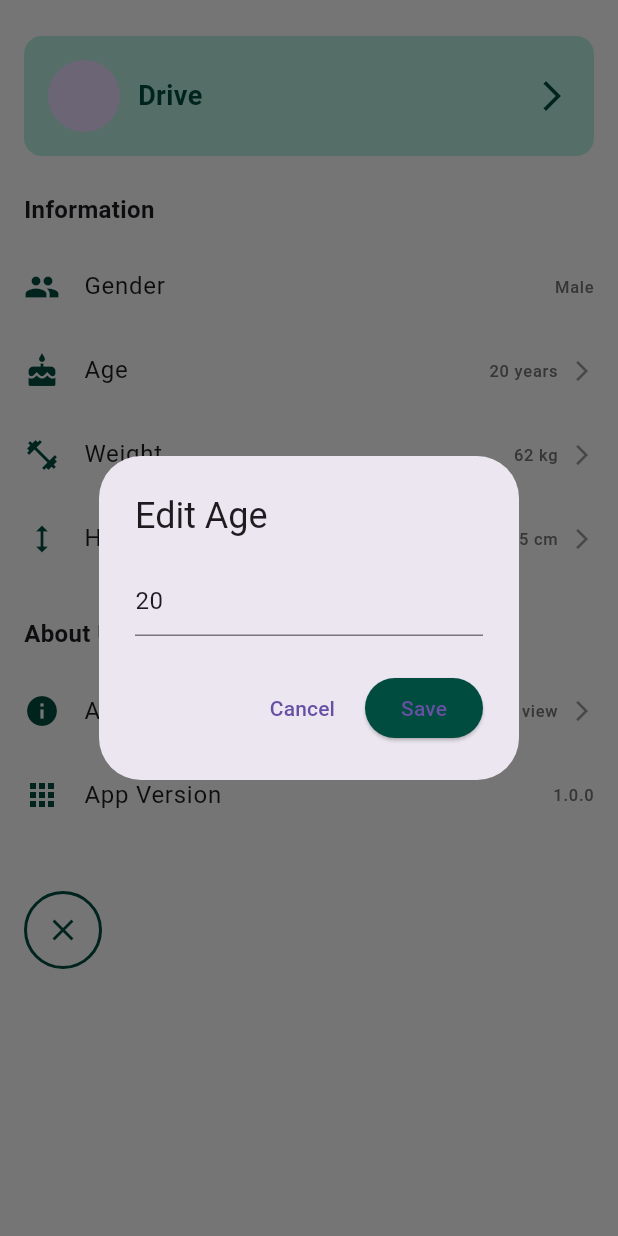
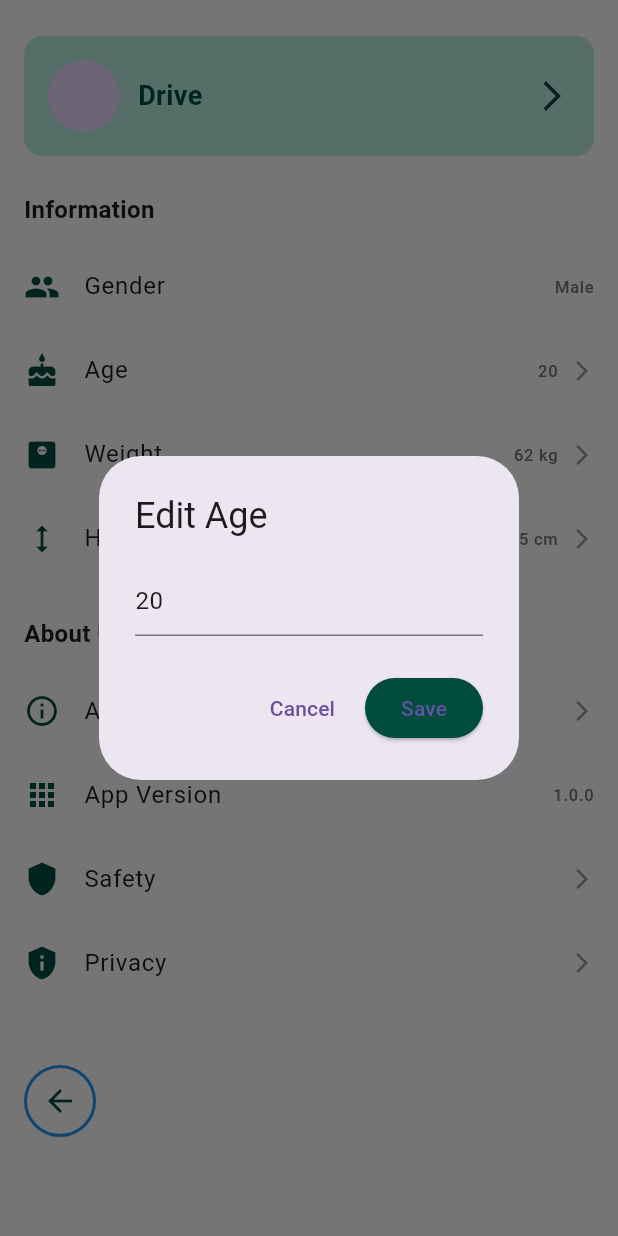
Before and after one commit to LilEurey/NutrixApp, a Flutter app: the ProfileScreen screen opened by its route, after a tap on "Age", on a phone screen of 412 x 824 dp. Run offline on Flutter 3.47's test engine with Material 3 defaults, Android fonts, the light colour scheme and no system bars; Roboto replaces fonts that are missing (Poppins).

Commit message:
fix summary, profile and add summary routes in navbar(meal)

```diff
--- a/frontend/lib/screens/profile.dart
+++ b/frontend/lib/screens/profile.dart
@@ -1,5 +1,4 @@
 import 'package:flutter/material.dart';
-import 'package:frontend/screens/account.dart'; // import your AccountScreen
 
 class ProfileScreen extends StatefulWidget {
   const ProfileScreen({Key? key}) : super(key: key);
@@ -17,10 +16,6 @@ class _ProfileScreenState extends State<ProfileScreen> {
   String _weight = '62';
   String _height = '175';
 
-  // Static About Nutrix text
-  final String _aboutText =
-      'Nutrix helps you track your meals, calculate calories, and achieve your goals effortlessly.';
-
   Future<void> _editField({
     required String title,
     required String initialValue,
@@ -30,7 +25,8 @@ class _ProfileScreenState extends State<ProfileScreen> {
     String temp = initialValue;
     await showDialog(
       context: context,
-      builder: (context) => AlertDialog(
+      builder:
+          (context) => AlertDialog(
             title: Text('Edit $title'),
             content: TextFormField(
               initialValue: temp,
@@ -71,16 +67,9 @@ class _ProfileScreenState extends State<ProfileScreen> {
                 child: Column(
                   crossAxisAlignment: CrossAxisAlignment.start,
                   children: [
-                    // Tappable header card (Drive)
+                    // Header
                     GestureDetector(
-                      onTap: () {
-                        Navigator.push(
-                          context,
-                          MaterialPageRoute(
-                            builder: (_) => const AccountScreen(),
-                          ),
-                        );
-                      },
+                      onTap: () => Navigator.pushNamed(context, '/paccount'),
                       child: Container(
                         padding: const EdgeInsets.all(16),
                         decoration: BoxDecoration(
@@ -91,7 +80,9 @@ class _ProfileScreenState extends State<ProfileScreen> {
                           children: [
                             const CircleAvatar(
                               radius: 24,
-                              backgroundImage: AssetImage('assets/images/avatar.png'),
+                              backgroundImage: AssetImage(
+                                'assets/images/avatar.png',
+                              ),
                             ),
                             const SizedBox(width: 12),
                             Expanded(
@@ -123,19 +114,17 @@ class _ProfileScreenState extends State<ProfileScreen> {
                     ),
                     const SizedBox(height: 12),
 
-                    // Static Gender field
                     ProfileListItem(
                       icon: Icons.people,
                       label: 'Gender',
                       value: _gender,
                     ),
-
-                    // Editable fields
                     ProfileListItem(
                       icon: Icons.cake,
                       label: 'Age',
-                      value: '$_age years',
-                      onTap: () => _editField(
+                      value: _age,
+                      onTap:
+                          () => _editField(
                             title: 'Age',
                             initialValue: _age,
                             keyboardType: TextInputType.number,
@@ -143,11 +132,12 @@ class _ProfileScreenState extends State<ProfileScreen> {
                           ),
                     ),
                     ProfileListItem(
-                      icon: Icons.fitness_center,
+                      icon: Icons.monitor_weight,
                       label: 'Weight',
                       value: '$_weight kg',
-                      onTap: () => _editField(
-                        title: 'Weight (kg)',
+                      onTap:
+                          () => _editField(
+                            title: 'Weight',
                             initialValue: _weight,
                             keyboardType: TextInputType.number,
                             onSaved: (v) => _weight = v,
@@ -157,8 +147,9 @@ class _ProfileScreenState extends State<ProfileScreen> {
                       icon: Icons.height,
                       label: 'Height',
                       value: '$_height cm',
-                      onTap: () => _editField(
-                        title: 'Height (cm)',
+                      onTap:
+                          () => _editField(
+                            title: 'Height',
                             initialValue: _height,
                             keyboardType: TextInputType.number,
                             onSaved: (v) => _height = v,
@@ -175,34 +166,31 @@ class _ProfileScreenState extends State<ProfileScreen> {
                     ),
                     const SizedBox(height: 12),
 
-                    // About Nutrix: static text dialog
                     ProfileListItem(
-                      icon: Icons.info,
+                      icon: Icons.info_outline,
                       label: 'About Nutrix',
-                      value: 'Tap to view',
+                      value: '',
                       showArrow: true,
-                      onTap: () {
-                        showDialog(
-                          context: context,
-                          builder: (context) => AlertDialog(
-                            title: const Text('About Nutrix'),
-                            content: Text(_aboutText),
-                            actions: [
-                              TextButton(
-                                onPressed: () => Navigator.pop(context),
-                                child: const Text('Close'),
+                      onTap: () => Navigator.pushNamed(context, '/about'),
                     ),
-                            ],
-                          ),
-                        );
-                      },
-                    ),
-
-                    // Static App Version
                     ProfileListItem(
                       icon: Icons.apps,
                       label: 'App Version',
                       value: '1.0.0',
+                    ),
+                    ProfileListItem(
+                      icon: Icons.shield,
+                      label: 'Safety',
+                      value: '',
+                      showArrow: true,
+                      onTap: () => Navigator.pushNamed(context, '/safety'),
+                    ),
+                    ProfileListItem(
+                      icon: Icons.privacy_tip,
+                      label: 'Privacy',
+                      value: '',
+                      showArrow: true,
+                      onTap: () => Navigator.pushNamed(context, '/privacy'),
                     ),
 
                     const SizedBox(height: 80),
@@ -211,20 +199,23 @@ class _ProfileScreenState extends State<ProfileScreen> {
               ),
             ),
 
-            // Close button
+            // ⬅️ Back Arrow in Circle (bottom left)
             Positioned(
               bottom: 16,
               left: 16,
               child: GestureDetector(
-                onTap: () => Navigator.pop(context),
+                onTap: () => Navigator.pushNamed(context, '/homescreen'),
                 child: Container(
-                  padding: const EdgeInsets.all(12),
+                  padding: const EdgeInsets.all(10),
                   decoration: BoxDecoration(
                     shape: BoxShape.circle,
-                    border: Border.all(color: ProfileScreen.darkTeal, width: 2),
+                    border: Border.all(color: Colors.blue, width: 2),
                     color: Colors.white,
                   ),
-                  child: Icon(Icons.close, color: ProfileScreen.darkTeal),
+                  child: const Icon(
+                    Icons.arrow_back,
+                    color: ProfileScreen.darkTeal,
+                  ),
                 ),
               ),
             ),
@@ -243,13 +234,13 @@ class ProfileListItem extends StatelessWidget {
   final VoidCallback? onTap;
 
   const ProfileListItem({
-    super.key,
+    Key? key,
     required this.icon,
     required this.label,
     required this.value,
     this.showArrow = false,
     this.onTap,
-  });
+  }) : super(key: key);
 
   @override
   Widget build(BuildContext context) {
@@ -260,9 +251,11 @@ class ProfileListItem extends StatelessWidget {
       trailing: Row(
         mainAxisSize: MainAxisSize.min,
         children: [
-          if (value.isNotEmpty) Text(value, style: TextStyle(color: Colors.grey[600])),
+          if (value.isNotEmpty)
+            Text(value, style: TextStyle(color: Colors.grey[600])),
           if (showArrow || onTap != null) const SizedBox(width: 8),
-          if (showArrow || onTap != null) Icon(Icons.arrow_forward_ios, size: 16, color: Colors.grey),
+          if (showArrow || onTap != null)
+            const Icon(Icons.arrow_forward_ios, size: 16, color: Colors.grey),
         ],
       ),
       onTap: onTap,
--- a/frontend/lib/widgets/bottom_navbar.dart
+++ b/frontend/lib/widgets/bottom_navbar.dart
@@ -6,7 +6,7 @@ class BottomNavbar extends StatelessWidget {
   const BottomNavbar({super.key, required this.currentIndex});
 
   void _navigate(BuildContext context, int index) {
-    final routes = ['/homescreen', '/mealplan', '/progress', '/profile'];
+    final routes = ['/homescreen', '/summary', '/progress', '/profile'];
     if (ModalRoute.of(context)?.settings.name != routes[index]) {
       Navigator.pushNamedAndRemoveUntil(
         context,
```
Also changed, not shown: frontend/lib/screens/mealsummary.dart (+7 -9 lines). Lines whose indentation alone changed are shown as unchanged.
